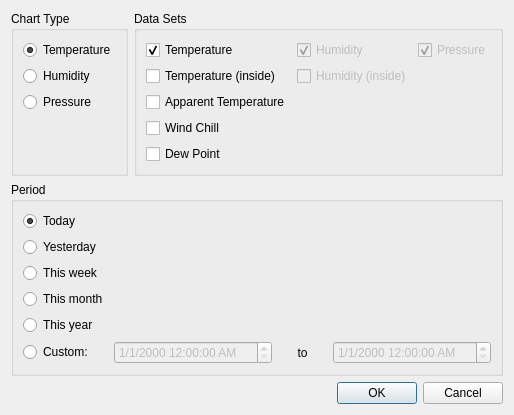
The window that desktop/chartoptionsdialog.ui (davidrg/zxweather) describes before a commit, drawn with Qt 5.
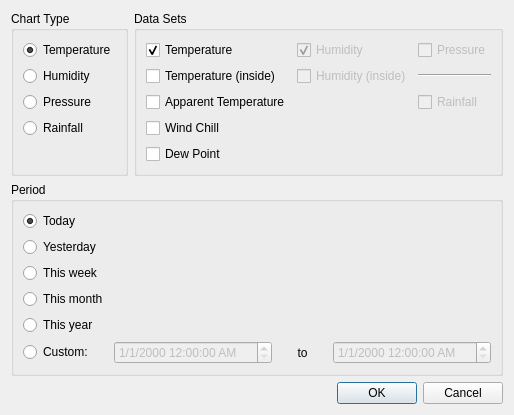
The same window after the commit. Icons and pictures are not drawn.

Commit message: Plot rainfall data. Looks kinda stupid at the moment though unless you zoom right in.

```diff
--- a/desktop/chartoptionsdialog.ui
+++ b/desktop/chartoptionsdialog.ui
@@ -14,7 +14,7 @@
    <string>New Chart...</string>
   </property>
   <property name="windowIcon">
-   <iconset>
+   <iconset resource="resources.qrc">
     <normaloff>:/icons/chart-edit</normaloff>:/icons/chart-edit</iconset>
   </property>
   <layout class="QGridLayout" name="gridLayout_4">
@@ -31,16 +31,6 @@
         </property>
        </widget>
       </item>
-      <item row="0" column="0">
-       <widget class="QRadioButton" name="rbCtTemperature">
-        <property name="text">
-         <string>Temperature</string>
-        </property>
-        <property name="checked">
-         <bool>true</bool>
-        </property>
-       </widget>
-      </item>
       <item row="2" column="0">
        <widget class="QRadioButton" name="rbCtPressure">
         <property name="text">
@@ -48,7 +38,7 @@
         </property>
        </widget>
       </item>
-      <item row="3" column="0">
+      <item row="4" column="0">
        <spacer name="verticalSpacer">
         <property name="orientation">
          <enum>Qt::Vertical</enum>
@@ -61,6 +51,23 @@
         </property>
        </spacer>
       </item>
+      <item row="0" column="0">
+       <widget class="QRadioButton" name="rbCtTemperature">
+        <property name="text">
+         <string>Temperature</string>
+        </property>
+        <property name="checked">
+         <bool>true</bool>
+        </property>
+       </widget>
+      </item>
+      <item row="3" column="0">
+       <widget class="QRadioButton" name="rbCtRainfall">
+        <property name="text">
+         <string>Rainfall</string>
+        </property>
+       </widget>
+      </item>
      </layout>
     </widget>
    </item>
@@ -140,7 +147,27 @@
          <string>Pressure</string>
         </property>
         <property name="checked">
-         <bool>true</bool>
+         <bool>false</bool>
+        </property>
+       </widget>
+      </item>
+      <item row="1" column="2">
+       <widget class="Line" name="line">
+        <property name="orientation">
+         <enum>Qt::Horizontal</enum>
+        </property>
+       </widget>
+      </item>
+      <item row="2" column="2">
+       <widget class="QCheckBox" name="cbRainfall">
+        <property name="enabled">
+         <bool>false</bool>
+        </property>
+        <property name="text">
+         <string>Rainfall</string>
+        </property>
+        <property name="checked">
+         <bool>false</bool>
         </property>
        </widget>
       </item>
```
Left out of the diff: 4 changed lines with no effect on the pictures. The commit also changes 9 other files.
